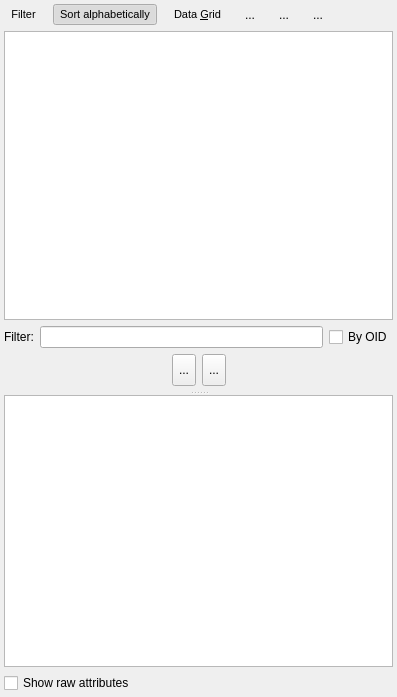
pgmodeler/pgmodeler, file libs/libgui/ui/tools/databaseexplorerwidget.ui: the form before one commit.
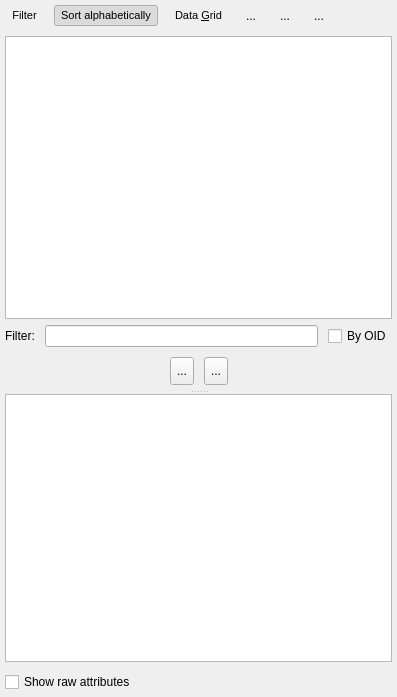
The form after the commit. Icons and pictures are not drawn.

The edit to the form file:
```diff
--- a/libs/libgui/ui/tools/databaseexplorerwidget.ui
+++ b/libs/libgui/ui/tools/databaseexplorerwidget.ui
@@ -20,17 +20,20 @@
    <string>Form</string>
   </property>
   <layout class="QVBoxLayout" name="verticalLayout_3">
+   <property name="spacing">
+    <number>10</number>
+   </property>
    <property name="leftMargin">
-    <number>4</number>
+    <number>5</number>
    </property>
    <property name="topMargin">
-    <number>4</number>
+    <number>5</number>
    </property>
    <property name="rightMargin">
-    <number>4</number>
+    <number>5</number>
    </property>
    <property name="bottomMargin">
-    <number>4</number>
+    <number>5</number>
    </property>
    <item>
     <layout class="QHBoxLayout" name="horizontalLayout_5">
@@ -406,6 +409,9 @@
           <property name="bottomMargin">
            <number>5</number>
           </property>
+          <property name="spacing">
+           <number>10</number>
+          </property>
           <item row="1" column="0">
            <layout class="QHBoxLayout" name="horizontalLayout_8">
             <item>
@@ -502,6 +508,9 @@
           </item>
           <item row="0" column="0">
            <layout class="QHBoxLayout" name="horizontalLayout_7">
+            <property name="spacing">
+             <number>10</number>
+            </property>
             <item>
              <widget class="QLabel" name="filter_lbl">
               <property name="enabled">
@@ -559,6 +568,9 @@
        </size>
       </property>
       <layout class="QVBoxLayout" name="verticalLayout_2">
+       <property name="spacing">
+        <number>10</number>
+       </property>
        <property name="leftMargin">
         <number>0</number>
        </property>
```
